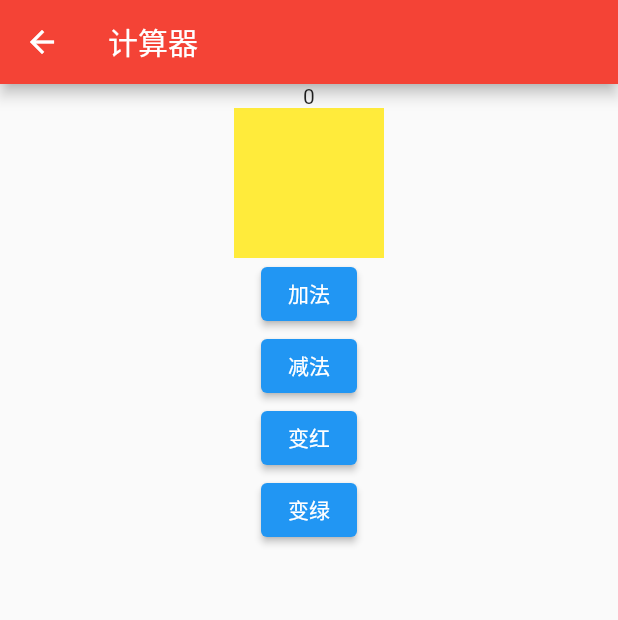
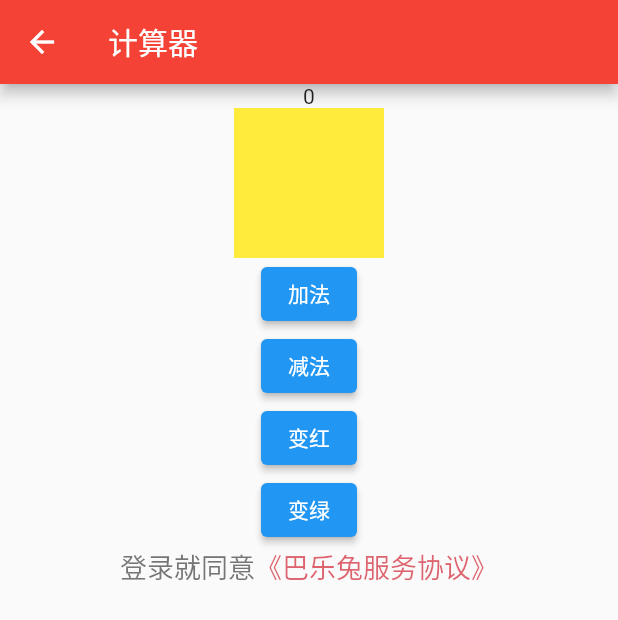
Before and after one commit to suzhiqiu/FlutterDemo, a Flutter app: the CounterMulView screen opened directly, on a phone screen of 412 x 824 dp. Shown: the top 620 px of the screen. Run offline on Flutter 3.47's test engine with Material 2 defaults, Android fonts, the phone set to English and light mode, and no system bars; our stand-ins replace bloc, equatable, flutter_bloc, flutter_swiper, fluttertoast.

Commit message:
富文本的处理

```diff
--- a/lib/pages/counter/counter_mul_view.dart
+++ b/lib/pages/counter/counter_mul_view.dart
@@ -1,7 +1,10 @@
+import 'package:flutter/gestures.dart';
 import 'package:flutter/material.dart';
 import 'package:flutter_app/pages/counter/bloc/color_bloc.dart';
 import 'package:flutter_app/pages/counter/bloc/counter_bloc.dart';
+import 'package:flutter_app/widget/toast.dart';
 import 'package:flutter_bloc/flutter_bloc.dart';
+import 'package:fluttertoast/fluttertoast.dart';
 
 class CounterMulView extends StatefulWidget {
   CounterMulView({Key key}) : super(key: key);
@@ -77,7 +80,21 @@ class _CounterMulViewState extends State<CounterMulView> {
                 BlocProvider.of<ColorBloc>(context).add(CounterGreenEvent());
               },
               child: Text('变绿'),
-            )
+            ),
+            RichText(
+                text: TextSpan(style: TextStyle(fontSize: 18), children: [
+              TextSpan(
+                  text: "登录就同意", style: TextStyle(color: Color(0xAA333333))),
+              TextSpan(
+                  text: "《巴乐兔服务协议》",
+                  style: TextStyle(color: Color(0xAACE1928)),
+                  // 当用两个.号调用对象的方法或者引用它的属性时，表达式返回的值是该对象本身
+                  recognizer: TapGestureRecognizer()
+                    ..onTap = () {
+                      print('跳转隐私协议....');
+                      JToast.info('跳转隐私协议....');
+                    })
+            ]))
           ],
         ),
       ),
```
